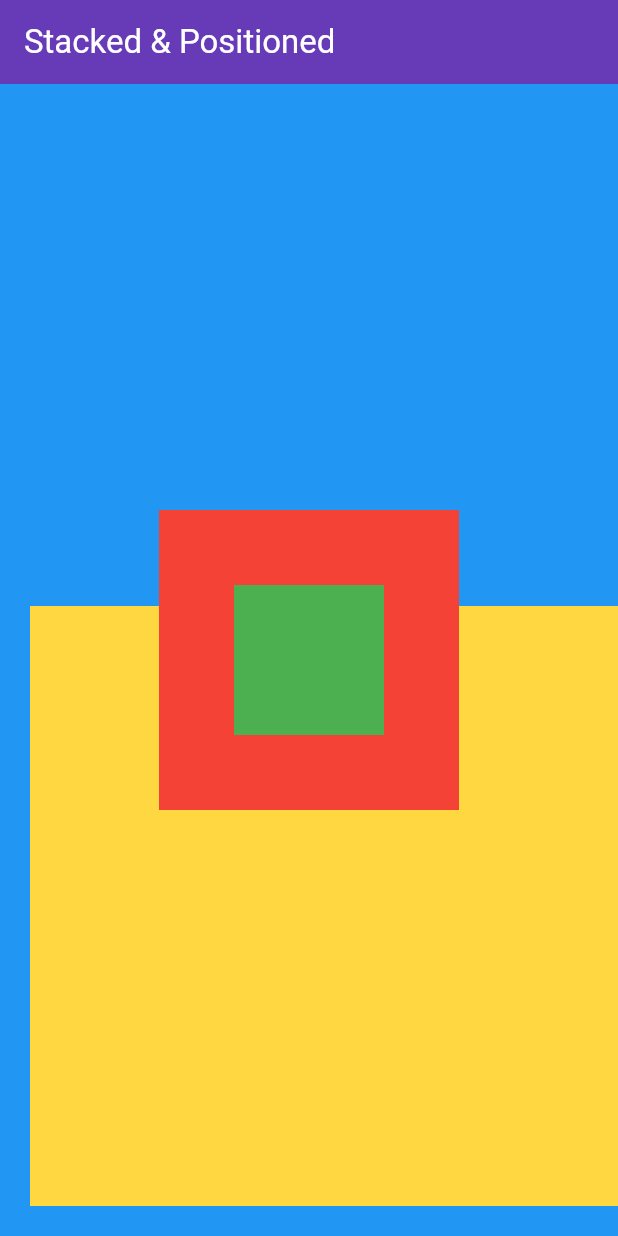
After one commit to Zahed75/test_app, a Flutter app: the screen it shows after launch, on a phone screen of 412 x 824 dp. The commit adds this screen. Run offline on Flutter 3.47's test engine with Material 3 defaults, Android fonts, the light colour scheme and no system bars; our stand-ins replace cached_network_image.

Commit message:
Stack Position added

```diff
--- a/lib/main.dart
+++ b/lib/main.dart
@@ -11,6 +11,7 @@ import 'package:test_app/widgets/image.dart';
 import 'package:test_app/widgets/list_grid.dart';
 import 'package:test_app/widgets/row_cols.dart';
 import 'package:test_app/widgets/snackbar.dart';
+import 'package:test_app/widgets/stack.dart';
 
 void main() => runApp(MyApp());
 
@@ -30,7 +31,7 @@ class MyApp extends StatelessWidget {
         ),
       ),
 
-      home: FormsWidget(),
+      home: StackedWidget(),
     );
   }
 }
--- /dev/null
+++ b/lib/widgets/stack.dart
@@ -0,0 +1,41 @@
+import 'package:flutter/material.dart';
+
+class StackedWidget extends StatefulWidget {
+  const StackedWidget({super.key});
+
+  @override
+  State<StackedWidget> createState() => _StackedWidgetState();
+}
+
+class _StackedWidgetState extends State<StackedWidget> {
+  @override
+  Widget build(BuildContext context) {
+    return Scaffold(
+      appBar: AppBar(title: Text('Stacked & Positioned')),
+      body: Container(
+        color: Colors.blue,
+        child: Center(
+          child: Stack(
+            children: [
+              Positioned(
+                bottom: 20,
+                left: 20,
+                child: Container(
+                  height: 400,
+                  width: 400,
+                  color: Colors.amberAccent,
+                ),
+              ),
+              Center(
+                child: Container(height: 200, width: 200, color: Colors.red),
+              ),
+              Center(
+                child: Container(height: 100, width: 100, color: Colors.green),
+              ),
+            ],
+          ),
+        ),
+      ),
+    );
+  }
+}
```
